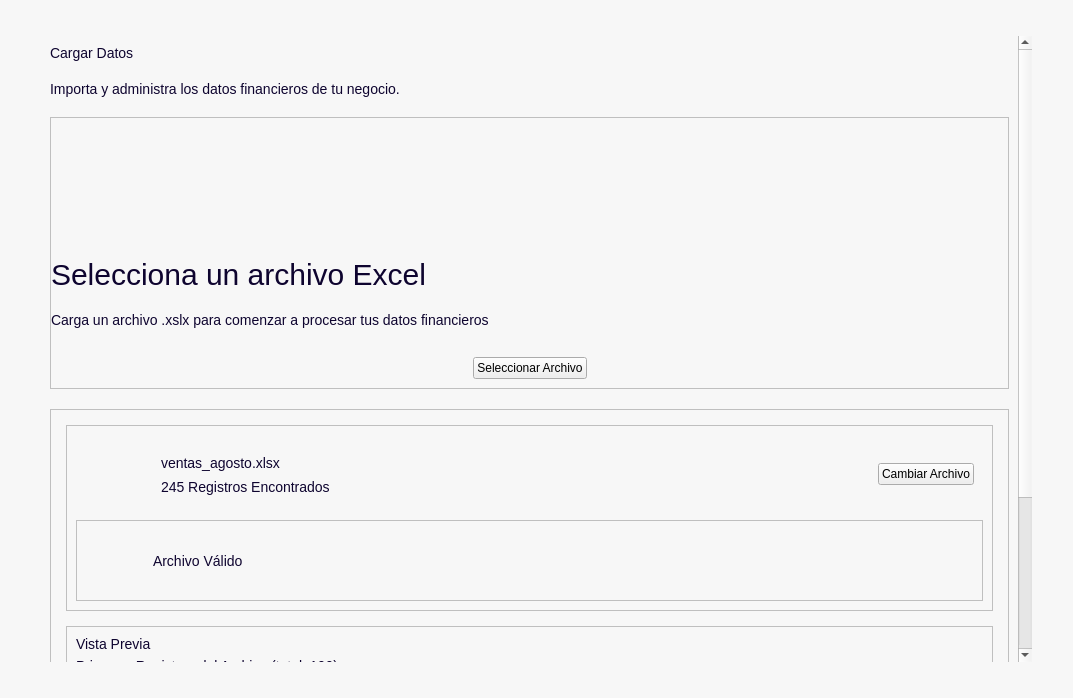
The window that app/ui/dashboard/pages/recomendaciones.ui (Brando-1510/Proyecto-Integrador-2.0) describes before a commit, drawn with Qt 5.
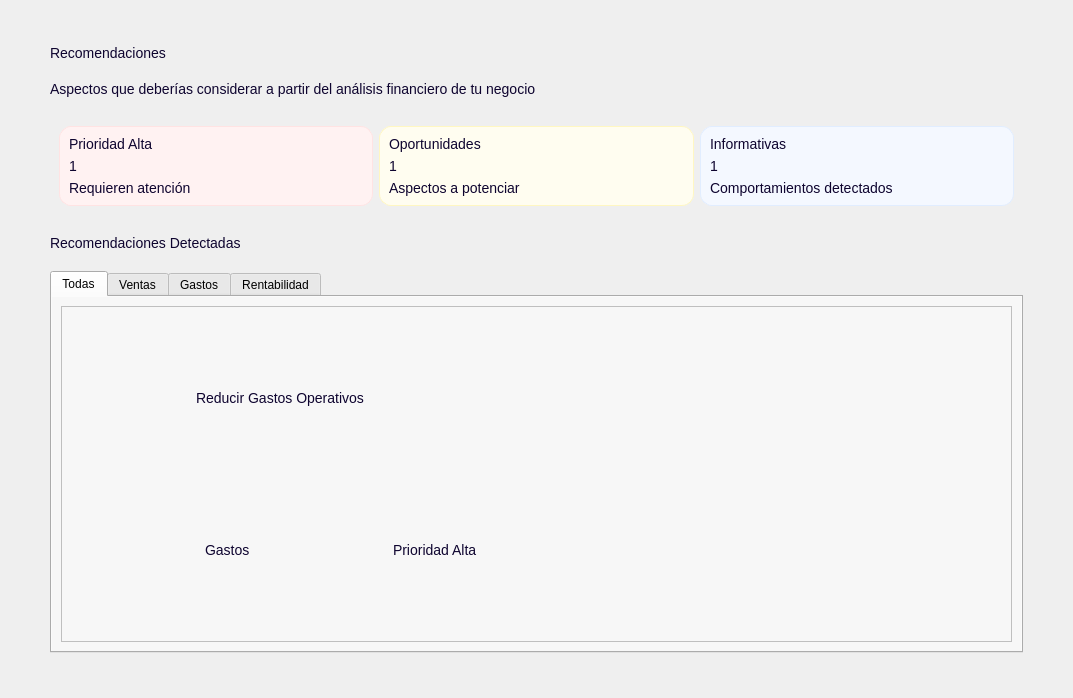
The same window after the commit. Icons and pictures are not drawn.

Diff of the .ui file:
```diff
--- a/app/ui/dashboard/pages/recomendaciones.ui
+++ b/app/ui/dashboard/pages/recomendaciones.ui
@@ -1,7 +1,7 @@
 <?xml version="1.0" encoding="UTF-8"?>
 <ui version="4.0">
- <class>CargarDatos</class>
- <widget class="QWidget" name="CargarDatos">
+ <class>Recomendaciones</class>
+ <widget class="QWidget" name="Recomendaciones">
   <property name="geometry">
    <rect>
     <x>0</x>
@@ -45,6 +45,7 @@
 }
 QLabel[texto=&quot;Valor&quot;]{
 font-size:20px;
+font-weight:bold;
 }
 QLabel[texto=&quot;TituloSecundario&quot;]{
 font-size:18px;
@@ -190,9 +191,9 @@
         <property name="geometry">
          <rect>
           <x>0</x>
-          <y>-279</y>
-          <width>987</width>
-          <height>909</height>
+          <y>0</y>
+          <width>995</width>
+          <height>630</height>
          </rect>
         </property>
         <property name="sizePolicy">
@@ -225,7 +226,7 @@
               </size>
              </property>
              <property name="text">
-              <string>Cargar Datos</string>
+              <string>Recomendaciones</string>
              </property>
              <property name="texto" stdset="0">
               <string>TituloPrincipal</string>
@@ -241,7 +242,7 @@
               </size>
              </property>
              <property name="text">
-              <string>Importa y administra los datos financieros de tu negocio.</string>
+              <string>Aspectos que deberías considerar a partir del análisis financiero de tu negocio</string>
              </property>
              <property name="texto" stdset="0">
               <string>Descripcion</string>
@@ -249,222 +250,72 @@
             </widget>
            </item>
            <item>
-            <widget class="QFrame" name="frameCargarArchivos">
+            <widget class="QWidget" name="widget" native="true">
              <property name="styleSheet">
-              <string notr="true">QLabel{
-qproperty-alignment: 'AlignCenter';
-}</string>
+              <string notr="true">QLabel {
+    qproperty-alignment: 'AlignCenter';
+}
+</string>
              </property>
-             <property name="frameShape">
-              <enum>QFrame::StyledPanel</enum>
-             </property>
-             <property name="frameShadow">
-              <enum>QFrame::Raised</enum>
-             </property>
-             <property name="carta" stdset="0">
-              <string>Dashboard</string>
-             </property>
-             <layout class="QVBoxLayout" name="verticalLayout_3">
-              <property name="spacing">
-               <number>20</number>
-              </property>
-              <property name="leftMargin">
-               <number>0</number>
-              </property>
-              <property name="topMargin">
-               <number>0</number>
-              </property>
-              <property name="rightMargin">
-               <number>0</number>
-              </property>
-              <property name="bottomMargin">
-               <number>0</number>
-              </property>
+             <layout class="QHBoxLayout" name="horizontalLayout">
               <item>
-               <widget class="QWidget" name="widget" native="true">
-                <property name="maximumSize">
-                 <size>
-                  <width>16777215</width>
-                  <height>130</height>
-                 </size>
-                </property>
-                <layout class="QHBoxLayout" name="horizontalLayout">
-                 <item>
-                  <widget class="QLabel" name="lblBusinessIcon">
-                   <property name="minimumSize">
-                    <size>
-                     <width>111</width>
-                     <height>101</height>
-                    </size>
-                   </property>
-                   <property name="maximumSize">
-                    <size>
-                     <width>121</width>
-                     <height>111</height>
-                    </size>
-                   </property>
-                   <property name="styleSheet">
-                    <string notr="true">qproperty-alignment: 'AlignCenter';</string>
-                   </property>
-                   <property name="text">
-                    <string/>
-                   </property>
-                   <property name="pixmap">
-                    <pixmap resource="../../../resources/resources.qrc">:/images/excel.png</pixmap>
-                   </property>
-                   <property name="scaledContents">
-                    <bool>true</bool>
-                   </property>
-                  </widget>
-                 </item>
-                </layout>
-               </widget>
-              </item>
-              <item>
-               <widget class="QLabel" name="label_2">
-                <property name="maximumSize">
-                 <size>
-                  <width>16777215</width>
-                  <height>50</height>
-                 </size>
-                </property>
+               <widget class="QFrame" name="carta_prioridad">
                 <property name="styleSheet">
-                 <string notr="true">font-size:30px;</string>
+                 <string notr="true">#carta_prioridad {
+    background-color: #FFF2F2; /* Fondo rojo muy claro */
+    border: 1px solid #FFE3E3;  /* Borde sutil */
+    border-radius: 12px;        /* Bordes redondeados */
+}
+</string>
                 </property>
-                <property name="text">
-                 <string>Selecciona un archivo Excel</string>
+                <property name="frameShape">
+                 <enum>QFrame::StyledPanel</enum>
                 </property>
-                <property name="texto" stdset="0">
-                 <string>TituloPrincipal</string>
+                <property name="frameShadow">
+                 <enum>QFrame::Raised</enum>
                 </property>
-               </widget>
-              </item>
-              <item>
-               <widget class="QLabel" name="label">
-                <property name="maximumSize">
-                 <size>
-                  <width>16777215</width>
-                  <height>50</height>
-                 </size>
-                </property>
-                <property name="text">
-                 <string>Carga un archivo .xslx para comenzar a procesar tus datos financieros</string>
-                </property>
-                <property name="texto" stdset="0">
-                 <string>Descripcion</string>
-                </property>
-               </widget>
-              </item>
-              <item>
-               <widget class="QWidget" name="widget_2" native="true">
-                <property name="maximumSize">
-                 <size>
-                  <width>16777215</width>
-                  <height>80</height>
-                 </size>
-                </property>
-                <layout class="QHBoxLayout" name="horizontalLayout_2">
+                <layout class="QVBoxLayout" name="verticalLayout_3">
                  <item>
-                  <spacer name="horizontalSpacer">
-                   <property name="orientation">
-                    <enum>Qt::Horizontal</enum>
+                  <widget class="QLabel" name="label">
+                   <property name="text">
+                    <string>Prioridad Alta</string>
                    </property>
-                   <property name="sizeHint" stdset="0">
-                    <size>
-                     <width>40</width>
-                     <height>20</height>
-                    </size>
+                   <property name="texto" stdset="0">
+                    <string>Destacado</string>
                    </property>
-                  </spacer>
+                  </widget>
                  </item>
                  <item>
-                  <widget class="QPushButton" name="btnSeleccionarArchivo">
+                  <widget class="QLabel" name="cantidadPrioridad">
                    <property name="text">
-                    <string>Seleccionar Archivo</string>
+                    <string>1</string>
                    </property>
-                   <property name="boton" stdset="0">
-                    <string>Primario</string>
+                   <property name="texto" stdset="0">
+                    <string>Valor</string>
                    </property>
                   </widget>
                  </item>
                  <item>
-                  <spacer name="horizontalSpacer_2">
-                   <property name="orientation">
-                    <enum>Qt::Horizontal</enum>
+                  <widget class="QLabel" name="label_3">
+                   <property name="text">
+                    <string>Requieren atención</string>
                    </property>
-                   <property name="sizeHint" stdset="0">
-                    <size>
-                     <width>40</width>
-                     <height>20</height>
-                    </size>
+                   <property name="texto" stdset="0">
+                    <string>Descripcion</string>
                    </property>
-                  </spacer>
+                  </widget>
                  </item>
                 </layout>
                </widget>
               </item>
-             </layout>
-            </widget>
-           </item>
-           <item>
-            <widget class="QFrame" name="frameArchivo">
-             <property name="frameShape">
-              <enum>QFrame::StyledPanel</enum>
-             </property>
-             <property name="frameShadow">
-              <enum>QFrame::Raised</enum>
-             </property>
-             <property name="carta" stdset="0">
-              <string>Dashboard</string>
-             </property>
-             <layout class="QVBoxLayout" name="verticalLayout_4">
-              <property name="spacing">
-               <number>15</number>
-              </property>
-              <property name="leftMargin">
-               <number>15</number>
-              </property>
-              <property name="topMargin">
-               <number>15</number>
-              </property>
-              <property name="rightMargin">
-               <number>15</number>
-              </property>
-              <property name="bottomMargin">
-               <number>15</number>
-              </property>
               <item>
-               <widget class="QFrame" name="frameVisualizacionArchivo">
+               <widget class="QFrame" name="carta_oportunidades">
                 <property name="styleSheet">
-                 <string notr="true">/* Estado: Archivo Válido (Verde) */
-QFrame[carta=&quot;Valido&quot;] {
-    background-color: #e6f7ed;  /* Fondo verde claro */
-    border: 1px solid #a3e2bc;   /* Borde verde suave (opcional) */
-    color: #1e7e34;              /* Texto o contenido en verde oscuro */
- border-radius: 12px;
+                 <string notr="true">#carta_oportunidades {
+    background-color: #FFFDF0; /* Fondo amarillo claro */
+    border: 1px solid #FFF7C2;  /* Borde sutil */
+    border-radius: 12px;        /* Bordes redondeados */
 }
-
-/* Estado: Error (Rojo) */
-QFrame[carta=&quot;Error&quot;] {
-    background-color: #fce8e6;  /* Fondo rojo claro */
-    border: 1px solid #f5c2c7;   /* Borde rojo suave (opcional) */
-    color: #dc3545;              /* Texto o contenido en rojo oscuro */
- border-radius: 12px;
-}
-/* --- ESTILOS DE LOS QLABEL DEPENDIENDO DEL CONTENEDOR --- */
-
-/* Cuando el Frame está en modo 'Valido', pinta su QLabel de verde oscuro */
-QFrame[carta=&quot;Valido&quot;] QLabel {
-    color: #2e7d32;
-	font-weight:bold;
-    font-size: 16px;
-}
-
-/* Cuando el Frame está en modo 'Error', pinta su QLabel de rojo oscuro */
-QFrame[carta=&quot;Error&quot;] QLabel {
-    color: #c62828;
-    font-size: 16px;
-}
 </string>
                 </property>
                 <property name="frameShape">
@@ -473,295 +324,107 @@
                 <property name="frameShadow">
                  <enum>QFrame::Raised</enum>
                 </property>
-                <property name="carta" stdset="0">
-                 <string>Dashboard</string>
-                </property>
-                <layout class="QVBoxLayout" name="verticalLayout_5">
+                <layout class="QVBoxLayout" name="verticalLayout_4">
                  <item>
-                  <widget class="QWidget" name="widget_3" native="true">
-                   <layout class="QHBoxLayout" name="horizontalLayout_3">
-                    <item>
-                     <widget class="QLabel" name="lblBusinessIcon_2">
-                      <property name="minimumSize">
-                       <size>
-                        <width>61</width>
-                        <height>61</height>
-                       </size>
-                      </property>
-                      <property name="maximumSize">
-                       <size>
-                        <width>61</width>
-                        <height>51</height>
-                       </size>
-                      </property>
-                      <property name="text">
-                       <string/>
-                      </property>
-                      <property name="pixmap">
-                       <pixmap resource="../../../resources/resources.qrc">:/icons/file.svg</pixmap>
-                      </property>
-                      <property name="scaledContents">
-                       <bool>true</bool>
-                      </property>
-                     </widget>
-                    </item>
-                    <item>
-                     <widget class="QWidget" name="widget_4" native="true">
-                      <layout class="QVBoxLayout" name="verticalLayout_6">
-                       <item>
-                        <widget class="QLabel" name="label_3">
-                         <property name="maximumSize">
-                          <size>
-                           <width>16777215</width>
-                           <height>50</height>
-                          </size>
-                         </property>
-                         <property name="text">
-                          <string>ventas_agosto.xlsx</string>
-                         </property>
-                         <property name="texto" stdset="0">
-                          <string>Destacado</string>
-                         </property>
-                        </widget>
-                       </item>
-                       <item>
-                        <widget class="QLabel" name="label_4">
-                         <property name="maximumSize">
-                          <size>
-                           <width>16777215</width>
-                           <height>50</height>
-                          </size>
-                         </property>
-                         <property name="text">
-                          <string>245 Registros Encontrados</string>
-                         </property>
-                         <property name="texto" stdset="0">
-                          <string>Descripcion</string>
-                         </property>
-                        </widget>
-                       </item>
-                      </layout>
-                     </widget>
-                    </item>
-                    <item>
-                     <spacer name="horizontalSpacer_3">
-                      <property name="orientation">
-                       <enum>Qt::Horizontal</enum>
-                      </property>
-                      <property name="sizeHint" stdset="0">
-                       <size>
-                        <width>40</width>
-                        <height>20</height>
-                       </size>
-                      </property>
-                     </spacer>
-                    </item>
-                    <item>
-                     <widget class="QPushButton" name="pushButton">
-                      <property name="text">
-                       <string>Cambiar Archivo</string>
-                      </property>
-                      <property name="boton" stdset="0">
-                       <string>Secundario</string>
-                      </property>
-                     </widget>
-                    </item>
-                   </layout>
+                  <widget class="QLabel" name="label_4">
+                   <property name="text">
+                    <string>Oportunidades</string>
+                   </property>
+                   <property name="texto" stdset="0">
+                    <string>Destacado</string>
+                   </property>
                   </widget>
                  </item>
                  <item>
-                  <widget class="QFrame" name="frame">
-                   <property name="frameShape">
-                    <enum>QFrame::StyledPanel</enum>
+                  <widget class="QLabel" name="cantidadOportunidades">
+                   <property name="text">
+                    <string>1</string>
                    </property>
-                   <property name="frameShadow">
-                    <enum>QFrame::Raised</enum>
+                   <property name="texto" stdset="0">
+                    <string>Valor</string>
                    </property>
-                   <property name="carta" stdset="0">
-                    <string>Valido</string>
-                   </property>
-                   <layout class="QHBoxLayout" name="horizontalLayout_4">
-                    <item>
-                     <widget class="QLabel" name="lblBusinessIcon_3">
-                      <property name="minimumSize">
-                       <size>
-                        <width>61</width>
-                        <height>61</height>
-                       </size>
-                      </property>
-                      <property name="maximumSize">
-                       <size>
-                        <width>61</width>
-                        <height>51</height>
-                       </size>
-                      </property>
-                      <property name="text">
-                       <string/>
-                      </property>
-                      <property name="pixmap">
-                       <pixmap resource="../../../resources/resources.qrc">:/icons/check.svg</pixmap>
-                      </property>
-                      <property name="scaledContents">
-                       <bool>true</bool>
-                      </property>
-                     </widget>
-                    </item>
-                    <item>
-                     <widget class="QLabel" name="label_5">
-                      <property name="text">
-                       <string>Archivo Válido</string>
-                      </property>
-                      <property name="texto" stdset="0">
-                       <string>Valido</string>
-                      </property>
-                     </widget>
-                    </item>
-                   </layout>
                   </widget>
                  </item>
-                </layout>
-               </widget>
-              </item>
-              <item>
-               <widget class="QFrame" name="frame_2">
-                <property name="styleSheet">
-                 <string notr="true">/* 
------------------------------------------------------------------------------------------------------
-Tabla (Optimizado para QTableView)
------------------------------------------------------------------------------------------------------
-*/
-
-QTableView {
-    background-color: #FFFFFF;
-    border: 1px solid #E4E0EA;
-    border-radius: 10px;
-    gridline-color: #EAE7EF;
-    font-size: 14px;
-    color: #0E042F;
-    selection-background-color: #EEEAF5;
-    selection-color: #0E042F;
-    /* Importante para que los elementos internos respeten los bordes redondeados */
-    overflow: hidden; 
-}
-
-/* Encabezados (Horizontal y Vertical) */
-QTableView QHeaderView::section {
-    background-color: #F5F3F8;
-    color: #0E042F;
-    font-size: 14px;
-    font-weight: bold;
-    border: none;
-    border-bottom: 1px solid #E4E0EA;
-    padding: 10px;
-}
-
-/* Forzar que el encabezado horizontal se alinee bien con el estilo */
-QHeaderView {
-    background-color: #F5F3F8;
-    border-top-left-radius: 9px;
-    border-top-right-radius: 9px;
-}
-
-/* Celdas individuales */
-QTableView::item {
-    padding: 8px;
-    border: none;
-}
-
-/* Fila seleccionada */
-QTableView::item:selected {
-    background-color: #EEEAF5;
-    color: #0E042F;
-}
-
-/* Esquina superior izquierda (intersección de encabezados) */
-QTableView QTableCornerButton::section {
-    background-color: #F5F3F8;
-    border: none;
-    border-top-left-radius: 9px;
-}
-
-/* --- SCROLLBAR VERTICAL --- */
-QTableView QScrollBar:vertical {
-    background-color: transparent;
-    width: 8px;
-    margin: 4px 2px 4px 2px;
-}
-
-QTableView QScrollBar::handle:vertical {
-    background-color: #C9C1D5;
-    border-radius: 4px;
-    min-height: 30px;
-}
-
-/* Ocultar flechas del scrollbar */
-QTableView QScrollBar::add-line:vertical,
-QTableView QScrollBar::sub-line:vertical,
-QTableView QScrollBar::add-page:vertical,
-QTableView QScrollBar::sub-page:vertical {
-    background: none;
-    height: 0px;
-}
-
-/* --- SCROLLBAR HORIZONTAL (Opcional, para mantener coherencia visual) --- */
-QTableView QScrollBar:horizontal {
-    background-color: transparent;
-    height: 8px;
-    margin: 2px 4px 2px 4px;
-}
-
-QTableView QScrollBar::handle:horizontal {
-    background-color: #C9C1D5;
-    border-radius: 4px;
-    min-width: 30px;
-}
-
-QTableView QScrollBar::add-line:horizontal,
-QTableView QScrollBar::sub-line:horizontal,
-QTableView QScrollBar::add-page:horizontal,
-QTableView QScrollBar::sub-page:horizontal {
-    background: none;
-    width: 0px;
-}
-</string>
-                </property>
-                <property name="frameShape">
-                 <enum>QFrame::StyledPanel</enum>
-                </property>
-                <property name="frameShadow">
-                 <enum>QFrame::Raised</enum>
-                </property>
-                <property name="carta" stdset="0">
-                 <string>Dashboard</string>
-                </property>
-                <layout class="QVBoxLayout" name="verticalLayout_7">
                  <item>
                   <widget class="QLabel" name="label_6">
                    <property name="text">
-                    <string>Vista Previa</string>
+                    <string>Aspectos a potenciar</string>
                    </property>
                    <property name="texto" stdset="0">
-                    <string>TituloSecundario</string>
+                    <string>Descripcion</string>
                    </property>
                   </widget>
                  </item>
+                </layout>
+               </widget>
+              </item>
+              <item>
+               <widget class="QFrame" name="carta_informativa">
+                <property name="styleSheet">
+                 <string notr="true">#carta_informativa {
+    background-color: #F4F8FF; /* Fondo azul claro */
+    border: 1px solid #E1EDFF;  /* Borde sutil */
+    border-radius: 12px;        /* Bordes redondeados */
+}
+</string>
+                </property>
+                <property name="frameShape">
+                 <enum>QFrame::StyledPanel</enum>
+                </property>
+                <property name="frameShadow">
+                 <enum>QFrame::Raised</enum>
+                </property>
+                <layout class="QVBoxLayout" name="verticalLayout_5">
                  <item>
-                  <widget class="QLabel" name="lblRegistros">
+                  <widget class="QLabel" name="label_7">
                    <property name="text">
-                    <string>Primeros Registros del Archivo (total: 100)</string>
+                    <string>Informativas</string>
                    </property>
                    <property name="texto" stdset="0">
-                    <string>Descripcion</string>
+                    <string>Destacado</string>
                    </property>
                   </widget>
                  </item>
                  <item>
-                  <widget class="QTabWidget" name="tabWidget">
-                   <property name="accessibleName">
-                    <string>Movimientos</string>
+                  <widget class="QLabel" name="cantidadInformativas">
+                   <property name="text">
+                    <string>1</string>
                    </property>
-                   <property name="styleSheet">
-                    <string notr="true">QTabWidget {
+                   <property name="texto" stdset="0">
+                    <string>Valor</string>
+                   </property>
+                  </widget>
+                 </item>
+                 <item>
+                  <widget class="QLabel" name="label_9">
+                   <property name="text">
+                    <string>Comportamientos detectados</string>
+                   </property>
+                   <property name="texto" stdset="0">
+                    <string>Descripcion</string>
+                   </property>
+                  </widget>
+                 </item>
+                </layout>
+               </widget>
+              </item>
+             </layout>
+            </widget>
+           </item>
+           <item>
+            <widget class="QLabel" name="label_2">
+             <property name="text">
+              <string>Recomendaciones Detectadas</string>
+             </property>
+             <property name="texto" stdset="0">
+              <string>TituloSecundario</string>
+             </property>
+            </widget>
+           </item>
+           <item>
+            <widget class="QTabWidget" name="tabWidget">
+             <property name="styleSheet">
+              <string notr="true">QTabWidget {
         qproperty-expanding: true;
 		background-color:#f7f7f7;
     }
@@ -797,161 +460,179 @@
     background: #16094C;
     color: white;
 }
-/* 
------------------------------------------------------------------------------------------------------
-Tabla (Optimizado para QTableView)
------------------------------------------------------------------------------------------------------
-*/
 
-QTableView {
-    background-color: #FFFFFF;
-    border: 1px solid #E4E0EA;
-    border-radius: 10px;
-    gridline-color: #EAE7EF;
-    font-size: 14px;
-    color: #0E042F;
-    selection-background-color: #EEEAF5;
-    selection-color: #0E042F;
-    /* Importante para que los elementos internos respeten los bordes redondeados */
-    overflow: hidden; 
-}
 
-/* Encabezados (Horizontal y Vertical) */
-QTableView QHeaderView::section {
-    background-color: #F5F3F8;
-    color: #0E042F;
-    font-size: 14px;
+/* --- GASTOS / PRIORIDAD ALTA --- */
+QLabel[badge=&quot;prioridad-alta&quot;] {
+    background-color: #FEECEB; /* Fondo rojizo suave */
+    color: #D9383A;            /* Texto rojo oscuro */
+    border-radius: 10px;       /* Bordes redondeados */
+    padding: 2px 10px;         /* Espaciado interno */
     font-weight: bold;
-    border: none;
-    border-bottom: 1px solid #E4E0EA;
-    padding: 10px;
 }
 
-/* Forzar que el encabezado horizontal se alinee bien con el estilo */
-QHeaderView {
-    background-color: #F5F3F8;
-    border-top-left-radius: 9px;
-    border-top-right-radius: 9px;
+/* --- OPORTUNIDAD --- */
+QLabel[badge=&quot;oportunidad&quot;] {
+    background-color: #FFF9E6; /* Fondo amarillo/dorado suave */
+    color: #B27B00;            /* Texto dorado oscuro */
+    border-radius: 10px;
+    padding: 2px 10px;
+    font-weight: bold;
 }
 
-/* Celdas individuales */
-QTableView::item {
-    padding: 8px;
-    border: none;
+/* --- INFORMATIVA --- */
+QLabel[badge=&quot;informativa&quot;] {
+    background-color: #EBF3FE; /* Fondo azul suave */
+    color: #1D63CB;            /* Texto azul oscuro */
+    border-radius: 10px;
+    padding: 2px 10px;
+    font-weight: bold;
 }
-
-/* Fila seleccionada */
-QTableView::item:selected {
-    background-color: #EEEAF5;
-    color: #0E042F;
+/* --- CATEGORÍA (Gastos / Ventas) --- */
+QLabel[badge=&quot;categoria&quot;] {
+    background-color: #EDE9FE; /* Fondo morado/lavanda muy suave */
+    color: #4F46E5;            /* Texto morado oscuro/índigo */
+    border-radius: 10px;       /* Bordes redondeados */
+    padding: 2px 10px;         /* Espaciado interno */
+    font-weight: bold;         /* Texto en negrita */
 }
 
-/* Esquina superior izquierda (intersección de encabezados) */
-QTableView QTableCornerButton::section {
-    background-color: #F5F3F8;
-    border: none;
-    border-top-left-radius: 9px;
-}
-
-/* --- SCROLLBAR VERTICAL --- */
-QTableView QScrollBar:vertical {
-    background-color: transparent;
-    width: 8px;
-    margin: 4px 2px 4px 2px;
-}
-
-QTableView QScrollBar::handle:vertical {
-    background-color: #C9C1D5;
-    border-radius: 4px;
-    min-height: 30px;
-}
-
-/* Ocultar flechas del scrollbar */
-QTableView QScrollBar::add-line:vertical,
-QTableView QScrollBar::sub-line:vertical,
-QTableView QScrollBar::add-page:vertical,
-QTableView QScrollBar::sub-page:vertical {
-    background: none;
-    height: 0px;
-}
-
-/* --- SCROLLBAR HORIZONTAL (Opcional, para mantener coherencia visual) --- */
-QTableView QScrollBar:horizontal {
-    background-color: transparent;
-    height: 8px;
-    margin: 2px 4px 2px 4px;
-}
-
-QTableView QScrollBar::handle:horizontal {
-    background-color: #C9C1D5;
-    border-radius: 4px;
-    min-width: 30px;
-}
-
-QTableView QScrollBar::add-line:horizontal,
-QTableView QScrollBar::sub-line:horizontal,
-QTableView QScrollBar::add-page:horizontal,
-QTableView QScrollBar::sub-page:horizontal {
-    background: none;
-    width: 0px;
-}
 </string>
-                   </property>
-                   <property name="currentIndex">
-                    <number>0</number>
-                   </property>
-                   <widget class="QWidget" name="Movimientos">
-                    <attribute name="title">
-                     <string>Movimientos</string>
-                    </attribute>
+             </property>
+             <property name="currentIndex">
+              <number>0</number>
+             </property>
+             <widget class="QWidget" name="tab">
+              <attribute name="title">
+               <string>Todas</string>
+              </attribute>
+              <layout class="QVBoxLayout" name="verticalLayout_6">
+               <item>
+                <widget class="QFrame" name="frame">
+                 <property name="frameShape">
+                  <enum>QFrame::StyledPanel</enum>
+                 </property>
+                 <property name="frameShadow">
+                  <enum>QFrame::Raised</enum>
+                 </property>
+                 <property name="carta" stdset="0">
+                  <string>Dashboard</string>
+                 </property>
+                 <layout class="QHBoxLayout" name="horizontalLayout_2">
+                  <item>
+                   <widget class="QWidget" name="widget_2" native="true">
+                    <property name="maximumSize">
+                     <size>
+                      <width>110</width>
+                      <height>16777215</height>
+                     </size>
+                    </property>
+                    <layout class="QVBoxLayout" name="verticalLayout_7">
+                     <item>
+                      <widget class="QLabel" name="label_5">
+                       <property name="maximumSize">
+                        <size>
+                         <width>90</width>
+                         <height>90</height>
+                        </size>
+                       </property>
+                       <property name="text">
+                        <string/>
+                       </property>
+                       <property name="pixmap">
+                        <pixmap resource="../../../resources/resources.qrc">:/icons/exclamationMarkRed.svg</pixmap>
+                       </property>
+                       <property name="scaledContents">
+                        <bool>true</bool>
+                       </property>
+                      </widget>
+                     </item>
+                     <item>
+                      <spacer name="verticalSpacer">
+                       <property name="orientation">
+                        <enum>Qt::Vertical</enum>
+                       </property>
+                       <property name="sizeHint" stdset="0">
+                        <size>
+                         <width>20</width>
+                         <height>40</height>
+                        </size>
+                       </property>
+                      </spacer>
+                     </item>
+                    </layout>
+                   </widget>
+                  </item>
+                  <item>
+                   <widget class="QWidget" name="widget_3" native="true">
                     <layout class="QVBoxLayout" name="verticalLayout_8">
                      <item>
-                      <widget class="QTableView" name="movimientosTable"/>
+                      <widget class="QLabel" name="label_8">
+                       <property name="text">
+                        <string>Reducir Gastos Operativos</string>
+                       </property>
+                       <property name="texto" stdset="0">
+                        <string>Destacado</string>
+                       </property>
+                      </widget>
                      </item>
-                    </layout>
-                   </widget>
-                   <widget class="QWidget" name="tab_2">
-                    <attribute name="title">
-                     <string>Ventas</string>
-                    </attribute>
-                    <layout class="QVBoxLayout" name="verticalLayout_9">
                      <item>
-                      <widget class="QTableView" name="ventasTable"/>
+                      <widget class="QWidget" name="widget_5" native="true">
+                       <property name="styleSheet">
+                        <string notr="true">QLabel {
+    qproperty-alignment: 'AlignCenter';
+}</string>
+                       </property>
+                       <layout class="QHBoxLayout" name="horizontalLayout_3">
+                        <item>
+                         <widget class="QLabel" name="label_10">
+                          <property name="text">
+                           <string>Gastos</string>
+                          </property>
+                          <property name="badge" stdset="0">
+                           <string>categoria</string>
+                          </property>
+                         </widget>
+                        </item>
+                        <item>
+                         <widget class="QLabel" name="label_11">
+                          <property name="text">
+                           <string>Prioridad Alta</string>
+                          </property>
+                          <property name="badge" stdset="0">
+                           <string>prioridad-alta</string>
+                          </property>
+                         </widget>
+                        </item>
+                       </layout>
+                      </widget>
                      </item>
                     </layout>
                    </widget>
-                  </widget>
-                 </item>
-                 <item>
-                  <widget class="QWidget" name="widget_5" native="true">
-                   <layout class="QHBoxLayout" name="horizontalLayout_5">
-                    <item>
-                     <widget class="QPushButton" name="pushButton_3">
-                      <property name="text">
-                       <string>Guardar Datos</string>
-                      </property>
-                      <property name="boton" stdset="0">
-                       <string>Primario</string>
-                      </property>
-                     </widget>
-                    </item>
-                    <item>
-                     <widget class="QPushButton" name="pushButton_2">
-                      <property name="text">
-                       <string>Cancelar</string>
-                      </property>
-                      <property name="boton" stdset="0">
-                       <string>Secundario</string>
-                      </property>
-                     </widget>
-                    </item>
-                   </layout>
-                  </widget>
-                 </item>
-                </layout>
-               </widget>
-              </item>
-             </layout>
+                  </item>
+                  <item>
+                   <widget class="QWidget" name="widget_4" native="true"/>
+                  </item>
+                 </layout>
+                </widget>
+               </item>
+              </layout>
+             </widget>
+             <widget class="QWidget" name="tab_2">
+              <attribute name="title">
+               <string>Ventas</string>
+              </attribute>
+             </widget>
+             <widget class="QWidget" name="Gastos">
+              <attribute name="title">
+               <string>Gastos</string>
+              </attribute>
+             </widget>
+             <widget class="QWidget" name="tab_4">
+              <attribute name="title">
+               <string>Rentabilidad</string>
+              </attribute>
+             </widget>
             </widget>
            </item>
           </layout>
```
